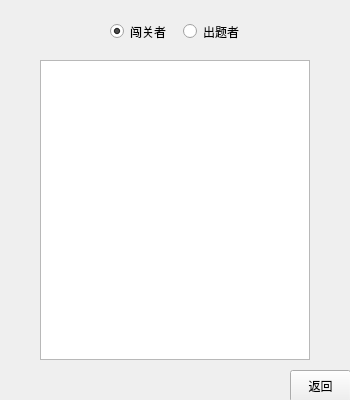
Qt form alluserwidget.ui (Poeroz/wordgame) before a commit.
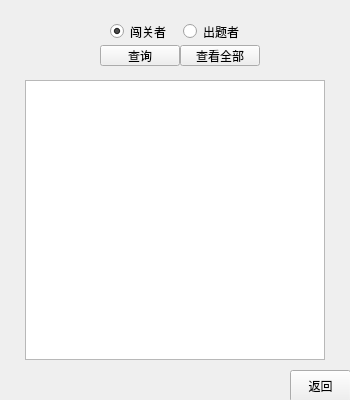
The same form after that commit.

What changed in the file:
```diff
--- a/alluserwidget.ui
+++ b/alluserwidget.ui
@@ -16,20 +16,20 @@
   <widget class="QTableView" name="tableView">
    <property name="geometry">
     <rect>
-     <x>40</x>
-     <y>60</y>
-     <width>270</width>
-     <height>300</height>
+     <x>25</x>
+     <y>80</y>
+     <width>300</width>
+     <height>280</height>
     </rect>
    </property>
   </widget>
   <widget class="QPushButton" name="filterBtn">
    <property name="geometry">
     <rect>
-     <x>360</x>
-     <y>30</y>
-     <width>61</width>
-     <height>32</height>
+     <x>100</x>
+     <y>45</y>
+     <width>80</width>
+     <height>21</height>
     </rect>
    </property>
    <property name="text">
@@ -42,10 +42,10 @@
   <widget class="QPushButton" name="seeAllBtn">
    <property name="geometry">
     <rect>
-     <x>420</x>
-     <y>30</y>
-     <width>81</width>
-     <height>32</height>
+     <x>180</x>
+     <y>45</y>
+     <width>80</width>
+     <height>21</height>
     </rect>
    </property>
    <property name="text">
```
